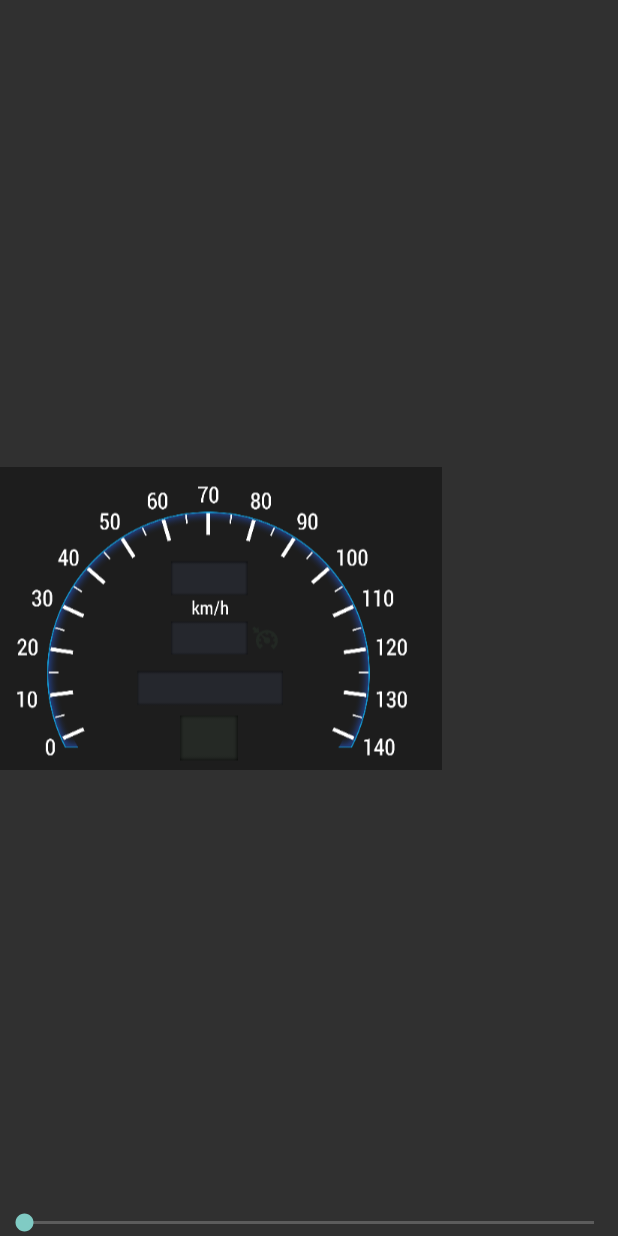
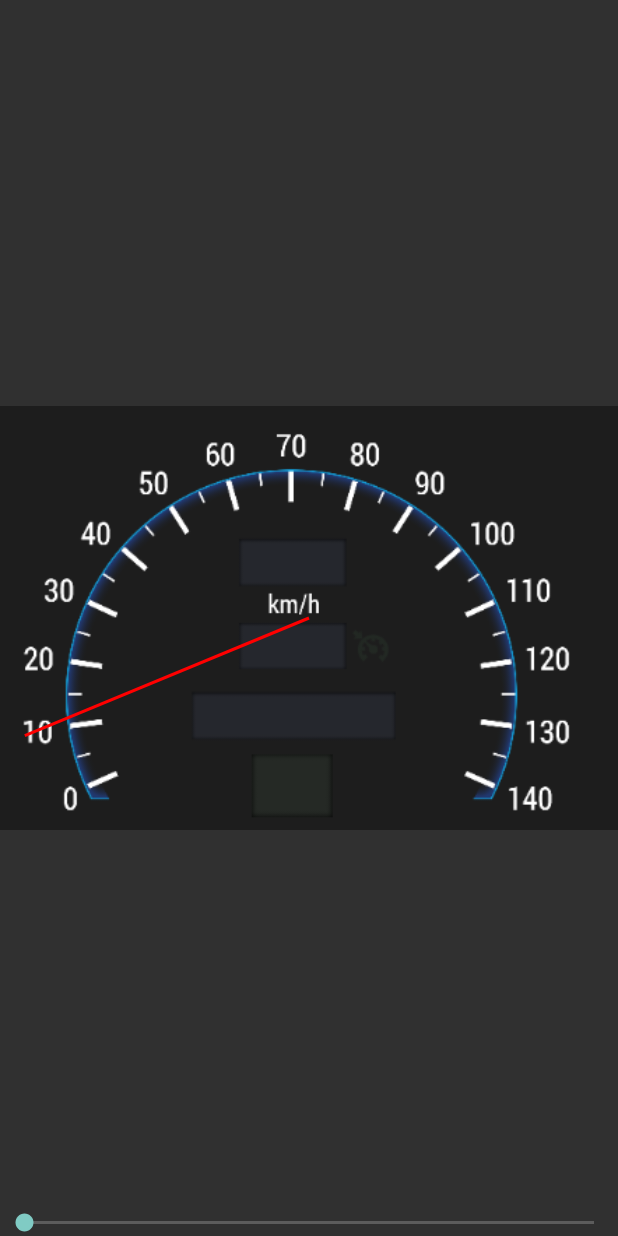
Before and after one commit to CrazyDude1994/ETS2DashboardClient, an Android app: the layout activity_main.xml on its own in the app's theme, with its tools: preview values and no code run, on a phone screen of 412 x 824 dp. Run offline under Robolectric (Android 15) with nearby library versions, the phone set to English and light mode, and no system bars.

Commit message:
Fuck yeah! :pizza: :beer:

```diff
--- a/app/src/main/java/com/crazydude/truckdashboard/GaugageView.java
+++ b/app/src/main/java/com/crazydude/truckdashboard/GaugageView.java
@@ -7,12 +7,8 @@ import android.graphics.Canvas;
 import android.graphics.Color;
 import android.graphics.Matrix;
 import android.graphics.Paint;
-import android.graphics.Rect;
-import android.graphics.RectF;
 import android.os.Build;
 import android.util.AttributeSet;
-import android.view.MotionEvent;
-import android.view.View;
 import android.widget.ImageView;
 
 /**
@@ -33,6 +29,7 @@ public class GaugageView extends ImageView {
     private float mCalculatedEndY;
     private float mCoefX;
     private float mCoefY;
+    private Matrix mScaleMatrix;
 
     public GaugageView(Context context) {
         super(context);
@@ -70,6 +67,7 @@ public class GaugageView extends ImageView {
         mCurrentValue = 0;
         typedArray.recycle();
         calculateArrowPosition();
+        mScaleMatrix = new Matrix();
     }
 
 /*    @Override
@@ -81,17 +79,22 @@ public class GaugageView extends ImageView {
     @Override
     protected void onDraw(Canvas canvas) {
         super.onDraw(canvas);
-        float width = canvas.getWidth();
-        float height = canvas.getHeight();
 
         float[] points = {mCalculatedStartX, mCalculatedStartY,
-                mCalculatedEndX, mCalculatedEndY,
-                height};
+                mCalculatedEndX, mCalculatedEndY};
 
         getImageMatrix().mapPoints(points);
 
-        float scaledX = points[4] * mCoefX;
-        float scaledY = points[5] * mCoefY;
+        float[] sizePoints = {getDrawable().getIntrinsicWidth(), getDrawable().getIntrinsicHeight()};
+
+        float[] scaleValues = new float[9];
+        getImageMatrix().getValues(scaleValues);
+        mScaleMatrix.setScale(scaleValues[Matrix.MSCALE_X], scaleValues[Matrix.MSCALE_Y]);
+
+        mScaleMatrix.mapPoints(sizePoints);
+
+        float scaledX = sizePoints[0] * mCoefX;
+        float scaledY = sizePoints[1] * mCoefY;
 
         mPaint.setColor(Color.RED);
         mPaint.setStrokeWidth(3);
--- a/app/src/main/res/layout/activity_main.xml
+++ b/app/src/main/res/layout/activity_main.xml
@@ -7,12 +7,12 @@
 
     <com.crazydude.truckdashboard.GaugageView
         android:id="@+id/gaugage_view"
-        android:layout_width="wrap_content"
+        android:layout_width="match_parent"
         android:layout_height="match_parent"
         android:scaleType="fitCenter"
         android:src="@drawable/bg_speed"
-        gaugage:coefX="1"
-        gaugage:coefY="1"
+        gaugage:coefX="0.5"
+        gaugage:coefY="0.5"
         gaugage:endAngle="382.5"
         gaugage:endLength="220"
         gaugage:maxValue="140"
```
